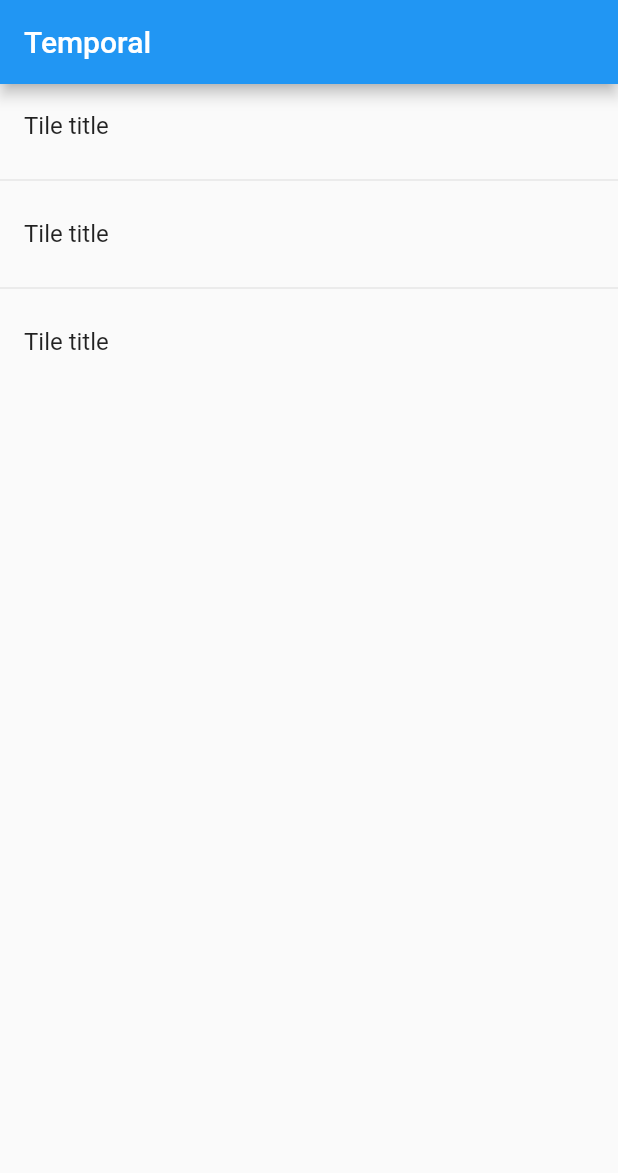
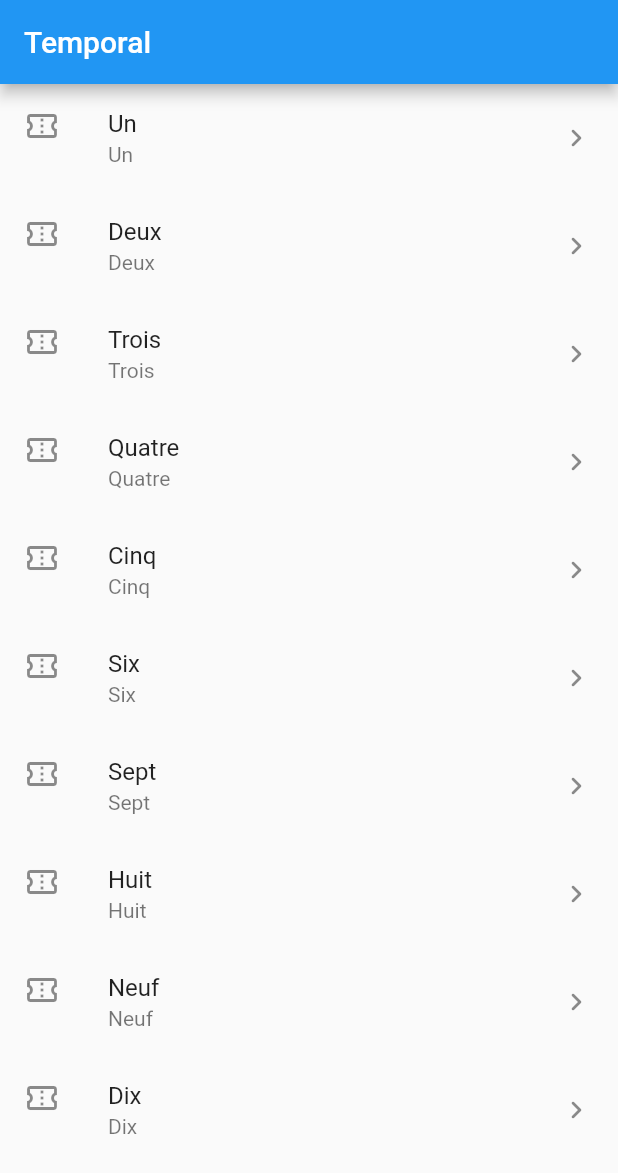
Before and after one commit to alejomongua/flutter2, a Flutter app: the screen it shows after launch, on a phone screen of 412 x 824 dp. Shown: the top 1173 px of the screen. Run offline on Flutter 3.47's test engine with Material 2 defaults, Android fonts, the phone set to English and light mode, and no system bars.

Commit message:
Introducido ListTile

```diff
--- a/lib/src/pages/home_temporal.dart
+++ b/lib/src/pages/home_temporal.dart
@@ -1,17 +1,45 @@
 import 'package:flutter/material.dart';
 
 class HomePageTemp extends StatelessWidget {
+  final _opciones = [
+    'Un',
+    'Deux',
+    'Trois',
+    'Quatre',
+    'Cinq',
+    'Six',
+    'Sept',
+    'Huit',
+    'Neuf',
+    'Dix',
+  ];
+/*
+  List<Widget> _crearItems() {
+    List<Widget> lista = [];
+
+    for (var option in _opciones) {
+      final tempWidget = ListTile(title: Text(option));
+      lista..add(tempWidget)..add(Divider());
+    }
+    return lista;
+  }
+*/
   @override
   Widget build(BuildContext context) {
     return Scaffold(
       appBar: AppBar(title: Text('Temporal')),
-      body: ListView(children: [
-        ListTile(title: Text('Tile title')),
-        Divider(),
-        ListTile(title: Text('Tile title')),
-        Divider(),
-        ListTile(title: Text('Tile title')),
-      ]),
+      // body: ListView(children: _crearItems()),
+      body: ListView(
+          children: _opciones.map((item) {
+        return ListTile(
+            title: Text(item),
+            subtitle: Text(item),
+            leading: Icon(Icons.confirmation_number_outlined),
+            trailing: Icon(Icons.navigate_next_rounded),
+            onTap: () {
+              print("Tapped $item");
+            });
+      }).toList()),
     );
   }
 }
```
